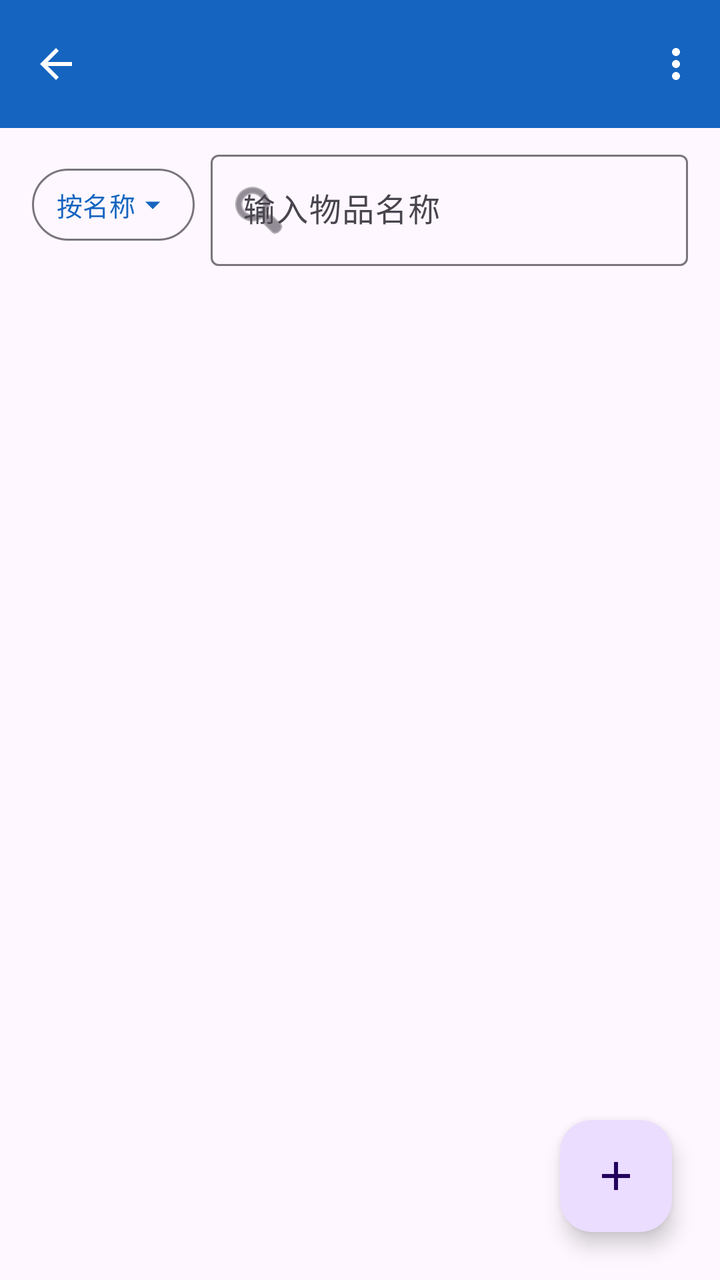
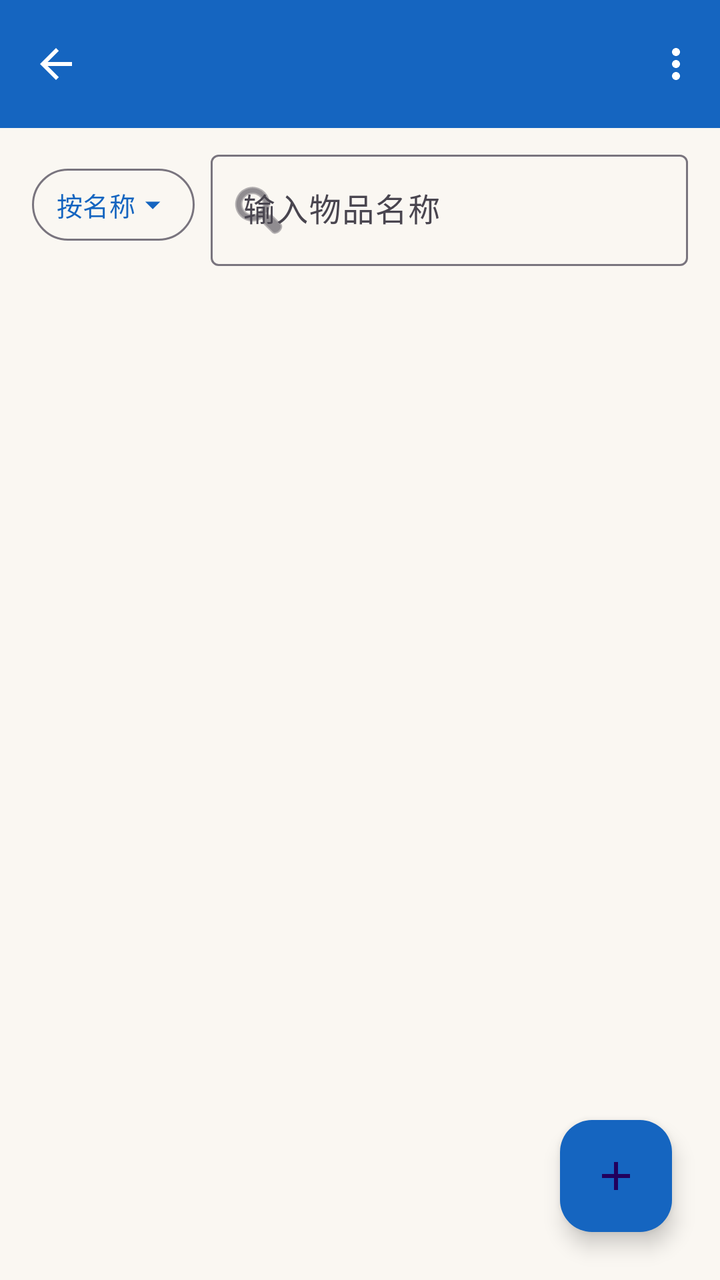

Compare the two renders of this Android layout. The source of the first and the diff that turns it into the second are given below.
<!-- AndroidManifest.xml: application theme Theme.StockManagementSystem -->
<!-- res/layout/activity_main.xml -->
<?xml version="1.0" encoding="utf-8"?>
<FrameLayout xmlns:android="http://schemas.android.com/apk/res/android"
    xmlns:app="http://schemas.android.com/apk/res-auto"
    android:id="@+id/main"
    android:layout_width="match_parent"
    android:layout_height="match_parent">

    <LinearLayout
        android:layout_width="match_parent"
        android:layout_height="match_parent"
        android:orientation="vertical">

        <com.google.android.material.appbar.MaterialToolbar
            android:id="@+id/toolbar"
            android:layout_width="match_parent"
            android:layout_height="?attr/actionBarSize"
            android:background="@color/primary"
            android:theme="@style/ThemeOverlay.Material3.Dark.ActionBar"
            android:elevation="4dp"
            app:menu="@menu/menu_main"
            app:navigationIcon="@drawable/ic_arrow_back"
            app:navigationIconTint="@color/white"
            app:popupTheme="@style/ThemeOverlay.Material3.Light"
            app:titleTextColor="@color/white" />

        <LinearLayout
            android:layout_width="match_parent"
            android:layout_height="wrap_content"
            android:layout_marginHorizontal="16dp"
            android:layout_marginTop="8dp"
            android:gravity="center_vertical"
            android:orientation="horizontal">

            <com.google.android.material.button.MaterialButton
                android:id="@+id/btnSearchMode"
                style="@style/Widget.Material3.Button.OutlinedButton"
                android:layout_width="wrap_content"
                android:layout_height="wrap_content"
                android:insetTop="6dp"
                android:insetBottom="6dp"
                android:minWidth="0dp"
                android:paddingHorizontal="12dp"
                android:text="@string/search_mode_by_name"
                android:textSize="13sp"
                app:icon="@drawable/ic_arrow_drop_down"
                app:iconGravity="end"
                app:iconPadding="0dp"
                app:iconSize="18dp" />

            <com.google.android.material.textfield.TextInputLayout
                android:id="@+id/layoutSearch"
                android:layout_width="0dp"
                android:layout_height="wrap_content"
                android:layout_marginStart="8dp"
                android:layout_weight="1"
                android:hint="@string/item_search_hint_name"
                app:startIconDrawable="@android:drawable/ic_menu_search">

                <com.google.android.material.textfield.TextInputEditText
                    android:id="@+id/inputSearch"
                    android:layout_width="match_parent"
                    android:layout_height="wrap_content"
                    android:imeOptions="actionSearch"
                    android:inputType="text" />
            </com.google.android.material.textfield.TextInputLayout>
        </LinearLayout>

        <HorizontalScrollView
            android:layout_width="match_parent"
            android:layout_height="wrap_content"
            android:layout_marginTop="8dp"
            android:paddingHorizontal="12dp"
            android:scrollbars="none">

            <com.google.android.material.chip.ChipGroup
                android:id="@+id/chipGroupFilter"
                android:layout_width="wrap_content"
                android:layout_height="wrap_content"
                app:selectionRequired="true"
                app:singleLine="true"
                app:singleSelection="true" />
        </HorizontalScrollView>

        <FrameLayout
            android:layout_width="match_parent"
            android:layout_height="0dp"
            android:layout_weight="1">

            <androidx.recyclerview.widget.RecyclerView
                android:id="@+id/recycler"
                android:layout_width="match_parent"
                android:layout_height="match_parent"
                android:clipToPadding="false"
                android:paddingHorizontal="10dp"
                android:paddingBottom="88dp" />

            <TextView
                android:id="@+id/textEmpty"
                android:layout_width="wrap_content"
                android:layout_height="wrap_content"
                android:layout_gravity="center"
                android:gravity="center"
                android:text="@string/item_empty"
                android:textColor="@color/text_secondary"
                android:textSize="15sp"
                android:visibility="gone" />
        </FrameLayout>
    </LinearLayout>

    <com.google.android.material.floatingactionbutton.FloatingActionButton
        android:id="@+id/fabAdd"
        android:layout_width="wrap_content"
        android:layout_height="wrap_content"
        android:layout_gravity="bottom|end"
        android:layout_margin="24dp"
        android:contentDescription="@string/item_add"
        app:srcCompat="@drawable/ic_add" />
</FrameLayout>
<!-- resources referenced by this layout -->
<resources>
  <color name="primary">#1565C0</color>
  <color name="text_secondary">#757575</color>
  <color name="white">#FFFFFFFF</color>
  <!-- drawable ic_add (drawable) -->
  <?xml version="1.0" encoding="utf-8"?>
  <vector xmlns:android="http://schemas.android.com/apk/res/android"
      android:width="24dp"
      android:height="24dp"
      android:viewportWidth="24"
      android:viewportHeight="24"
      android:tint="@color/white">
      <path
          android:fillColor="@android:color/white"
          android:pathData="M19,13h-6v6h-2v-6H5v-2h6V5h2v6h6v-2z" />
  </vector>
  <!-- drawable ic_arrow_back (drawable) -->
  <?xml version="1.0" encoding="utf-8"?>
  <vector xmlns:android="http://schemas.android.com/apk/res/android"
      android:width="24dp"
      android:height="24dp"
      android:viewportWidth="24"
      android:viewportHeight="24"
      android:tint="@color/white">
      <path
          android:fillColor="@android:color/white"
          android:pathData="M20,11H7.83l5.59,-5.59L12,4l-8,8 8,8 1.41,-1.41L7.83,13H20v-2z" />
  </vector>
  <!-- drawable ic_arrow_drop_down (drawable) -->
  <?xml version="1.0" encoding="utf-8"?>
  <vector xmlns:android="http://schemas.android.com/apk/res/android"
      android:width="24dp"
      android:height="24dp"
      android:viewportWidth="24"
      android:viewportHeight="24">
      <path
          android:fillColor="#757575"
          android:pathData="M7,10l5,5 5,-5z" />
  </vector>
  <string name="item_add">添加物品</string>
  <string name="item_empty">暂无物品\n点击右下角按钮添加物品</string>
  <string name="item_search_hint_name">输入物品名称</string>
  <string name="search_mode_by_name">按名称</string>
  <style name="Theme.StockManagementSystem" parent="Base.Theme.StockManagementSystem" />
  <style name="Base.Theme.StockManagementSystem" parent="Theme.Material3.DayNight.NoActionBar">
          <item name="colorPrimary">@color/primary</item>
          <item name="colorPrimaryVariant">@color/primary_dark</item>
          <item name="colorSecondary">@color/accent</item>
      </style>
  <color name="primary_dark">#0D47A1</color>
  <color name="accent">#00897B</color>
</resources>

<!-- the commit's change to res/layout/activity_main.xml (unified diff, before → after) -->
@@ -114,5 +114,6 @@
         android:layout_gravity="bottom|end"
         android:layout_margin="24dp"
         android:contentDescription="@string/item_add"
+        app:backgroundTint="@color/primary"
         app:srcCompat="@drawable/ic_add" />
 </FrameLayout>
<!-- resource entries referenced after the edit -->
@@ -47,8 +47,10 @@
           <item name="colorPrimary">@color/primary</item>
           <item name="colorPrimaryVariant">@color/primary_dark</item>
           <item name="colorSecondary">@color/accent</item>
+          <item name="android:windowBackground">@color/app_bg</item>
       </style>
   <color name="primary_dark">#0D47A1</color>
   <color name="accent">#00897B</color>
+  <color name="app_bg">#FAF7F2</color>
 </resources>
 
